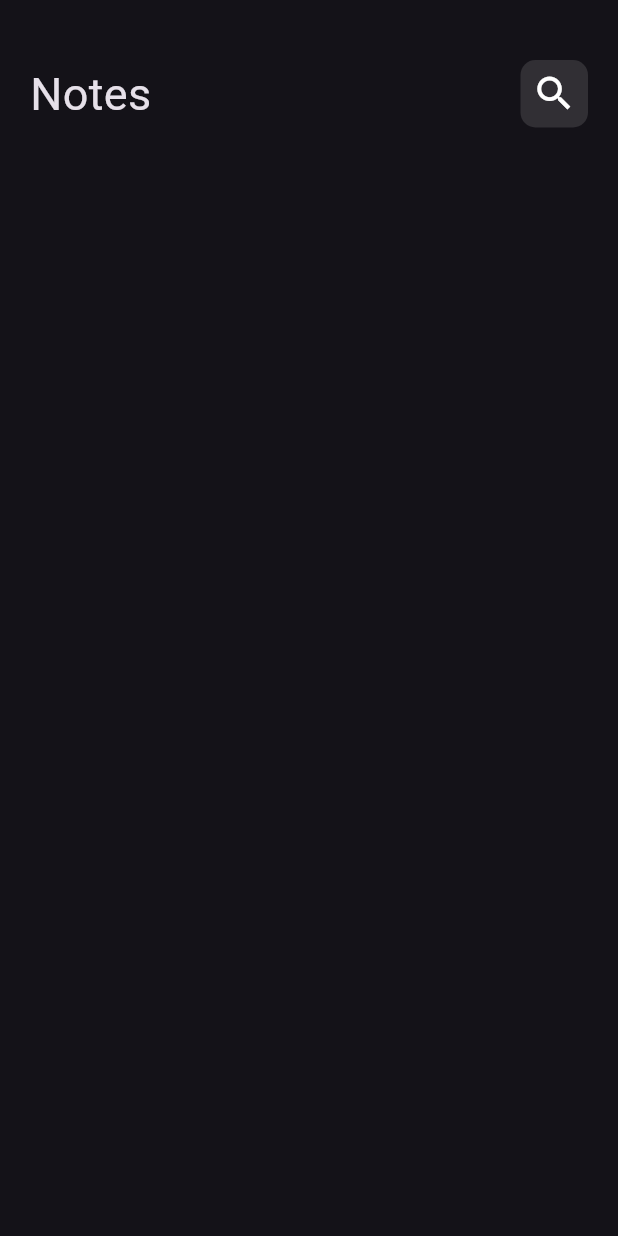
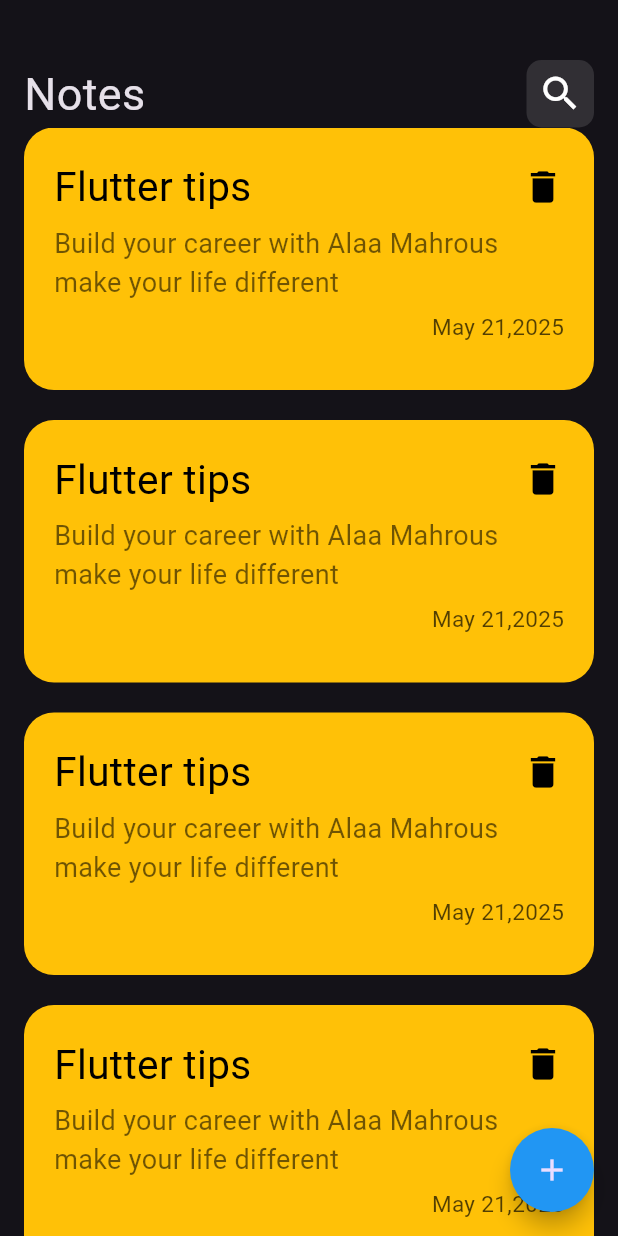
Before and after one commit to AlaaMahrous/note_app, a Flutter app: the screen it shows after launch, on a phone screen of 412 x 824 dp. Run offline on Flutter 3.47's test engine with Material 3 defaults, Android fonts, the phone set to English and light mode, and no system bars.

Commit message:
add note card and floating button

```diff
--- /dev/null
+++ b/lib/models/note_model.dart
@@ -0,0 +1,8 @@
+class NoteModel {
+  String category;
+  String noteText;
+  DateTime date;
+
+  NoteModel({required this.category, required this.noteText})
+    : date = DateTime.now();
+}
--- a/lib/views/notes_view.dart
+++ b/lib/views/notes_view.dart
@@ -7,6 +7,14 @@ class NotesView extends StatelessWidget {
 
   @override
   Widget build(BuildContext context) {
-    return Scaffold(body: NoteBodyView());
+    return Scaffold(
+      floatingActionButton: FloatingActionButton(
+        onPressed: () {},
+        backgroundColor: Colors.blue,
+        shape: RoundedRectangleBorder(borderRadius: BorderRadius.circular(50)),
+        child: Icon(Icons.add),
+      ),
+      body: NoteBodyView(),
+    );
   }
 }
--- a/lib/views/widgets/note_body_view.dart
+++ b/lib/views/widgets/note_body_view.dart
@@ -1,5 +1,6 @@
 import 'package:flutter/material.dart';
 import 'package:note_app/views/widgets/custom_app_bar.dart';
+import 'package:note_app/views/widgets/notes_list_view.dart';
 
 class NoteBodyView extends StatelessWidget {
   const NoteBodyView({super.key});
@@ -7,8 +8,8 @@ class NoteBodyView extends StatelessWidget {
   @override
   Widget build(BuildContext context) {
     return Padding(
-      padding: const EdgeInsets.only(top: 40, left: 20, right: 20),
-      child: Column(children: [const CustomAppBar()]),
+      padding: const EdgeInsets.only(top: 40, left: 16, right: 16),
+      child: Column(children: [const CustomAppBar(), NotesListView()]),
     );
   }
 }
--- /dev/null
+++ b/lib/views/widgets/note_card.dart
@@ -0,0 +1,66 @@
+import 'package:flutter/material.dart';
+
+class NoteCard extends StatelessWidget {
+  const NoteCard({super.key});
+
+  @override
+  Widget build(BuildContext context) {
+    return InkWell(
+      onTap: () {},
+      child: Container(
+        margin: EdgeInsets.only(bottom: 20),
+        decoration: BoxDecoration(
+          color: Colors.amber,
+          borderRadius: BorderRadius.circular(20),
+        ),
+        constraints: BoxConstraints(minHeight: 175),
+        child: Padding(
+          padding: const EdgeInsets.only(
+            bottom: 32,
+            top: 20,
+            right: 20,
+            left: 20,
+          ),
+          child: Column(
+            mainAxisAlignment: MainAxisAlignment.spaceBetween,
+            children: [
+              Row(
+                mainAxisAlignment: MainAxisAlignment.spaceBetween,
+                children: [
+                  Text(
+                    'Flutter tips',
+                    style: TextStyle(fontSize: 27, color: Colors.black),
+                  ),
+                  InkWell(
+                    onTap: () {},
+                    child: Icon(Icons.delete, size: 28, color: Colors.black),
+                  ),
+                ],
+              ),
+              Align(
+                alignment: Alignment.centerLeft,
+                child: Text(
+                  'Build your career with Alaa Mahrous make your life different',
+                  style: TextStyle(
+                    fontSize: 18,
+                    color: const Color.fromARGB(144, 0, 0, 0),
+                  ),
+                ),
+              ),
+              Align(
+                alignment: Alignment.bottomRight,
+                child: Text(
+                  'May 21,2025',
+                  style: TextStyle(
+                    fontSize: 15,
+                    color: const Color.fromARGB(172, 0, 0, 0),
+                  ),
+                ),
+              ),
+            ],
+          ),
+        ),
+      ),
+    );
+  }
+}
--- /dev/null
+++ b/lib/views/widgets/notes_list_view.dart
@@ -0,0 +1,18 @@
+import 'package:flutter/material.dart';
+import 'package:note_app/views/widgets/note_card.dart';
+
+class NotesListView extends StatelessWidget {
+  const NotesListView({super.key});
+
+  @override
+  Widget build(BuildContext context) {
+    return Expanded(
+      child: ListView.builder(
+        itemCount: 5,
+        itemBuilder: (BuildContext context, int index) {
+          return NoteCard();
+        },
+      ),
+    );
+  }
+}
```
